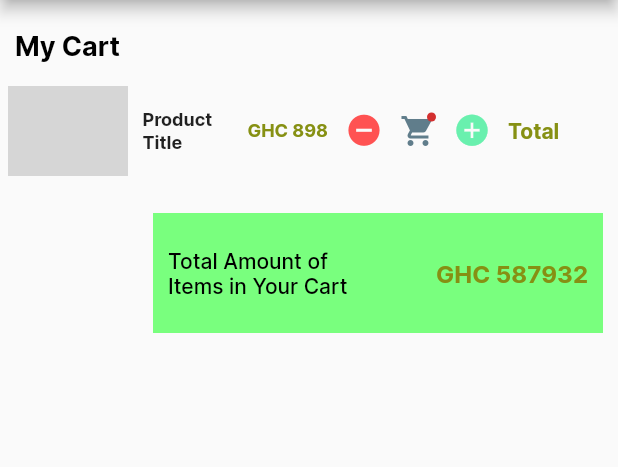
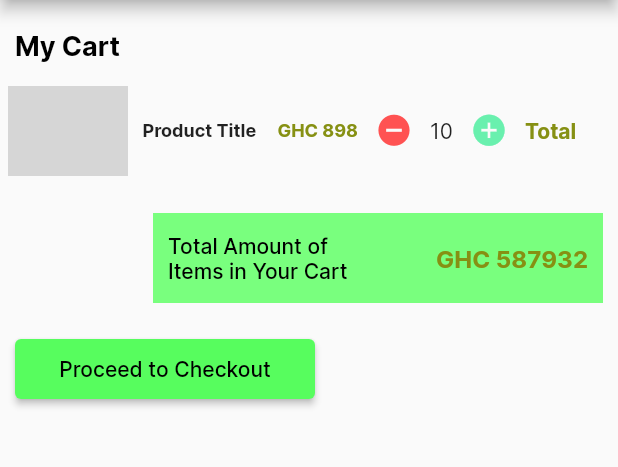
Before and after one commit to blaze308/second-project, a Flutter app: the Cart screen opened directly, on a phone screen of 412 x 824 dp, the part 84-551 px from its top. Run offline on Flutter 3.47's test engine with Material 2 defaults, Android fonts, the phone set to English and light mode, and no system bars; missing offline and left inert: postgres; network calls fail; grey boxes are pictures that could not be loaded.

Commit message:
new added 2

```diff
--- a/lib/pages/cart.dart
+++ b/lib/pages/cart.dart
@@ -25,7 +25,7 @@ class _CartState extends State<Cart> {
         ),
         Padding(
             padding: const EdgeInsets.all(5),
-            child: Container(
+            child: SizedBox(
               height: 60,
               width: double.maxFinite,
               child: ListView(
@@ -47,7 +47,7 @@ class _CartState extends State<Cart> {
                                   fit: BoxFit.cover,
                                 )),
                             SizedBox(
-                              width: 80,
+                              width: 100,
                               child: Padding(
                                 padding: const EdgeInsets.all(10),
                                 child: MediumText(
@@ -70,10 +70,11 @@ class _CartState extends State<Cart> {
                                   onPressed: () {},
                                   icon: const Icon(Icons.remove_circle,
                                       color: Colors.redAccent, size: 25)),
-                              const Badge(
-                                child: Icon(Icons.shopping_cart,
-                                    color: Colors.blueGrey),
-                              ),
+                              // const Badge(
+                              //   child: Icon(Icons.shopping_cart,
+                              //       color: Colors.blueGrey),
+                              // ),
+                              const Text("10"),
                               IconButton(
                                   onPressed: () {},
                                   icon: const Icon(Icons.add_circle,
@@ -93,7 +94,7 @@ class _CartState extends State<Cart> {
             alignment: Alignment.centerRight,
             child: Container(
               margin: const EdgeInsets.only(right: 10, top: 20),
-            height: 80,
+              height: 60,
               width: 300,
               decoration: const BoxDecoration(color: Color(0xFF79FF7E)),
               child: Row(
@@ -112,10 +113,24 @@ class _CartState extends State<Cart> {
                       padding: const EdgeInsets.all(10),
                       child: PriceText(text: "GHC 587932"),
                     )
-              ],
+                  ]),
+            )),
+        Align(
+          alignment: Alignment.centerLeft,
+          child: Padding(
+            padding: const EdgeInsets.only(left: 10, top: 20),
+            child: ElevatedButton(
+                onPressed: () {},
+                style: ElevatedButton.styleFrom(
+                  backgroundColor: const Color(0xFF57FD5E),
+                  fixedSize: const Size(200, 40),
+                ),
+                child: const Text(
+                  "Proceed to Checkout",
+                  style: TextStyle(fontSize: 14, color: Colors.black),
+                )),
           ),
         ),
-        )
       ]),
     );
   }
--- a/lib/pages/single_product.dart
+++ b/lib/pages/single_product.dart
@@ -85,9 +85,8 @@ class _SingleProductState extends State<SingleProduct> {
                     child: const Text(
                       "Add to Cart",
                       style: TextStyle(fontSize: 12),
+                    )),
               ),
-                ),
-              )
             ],
           ),
           SizedBox(
```
Also changed, not shown: lib/main.dart (+8 -3 lines), lib/pages/auth.dart (added, +95 -0 lines), pubspec.yaml (+5 -4 lines), assets/fonts/Inter-Bold.ttf (renamed from fonts/Inter-Bold.ttf), assets/fonts/Inter-Medium.ttf (renamed from fonts/Inter-Medium.ttf), assets/fonts/Inter-Regular.ttf (renamed from fonts/Inter-Regular.ttf), lib/constants/sizes.dart (added), pubspec.lock. Lines whose indentation alone changed are shown as unchanged.
